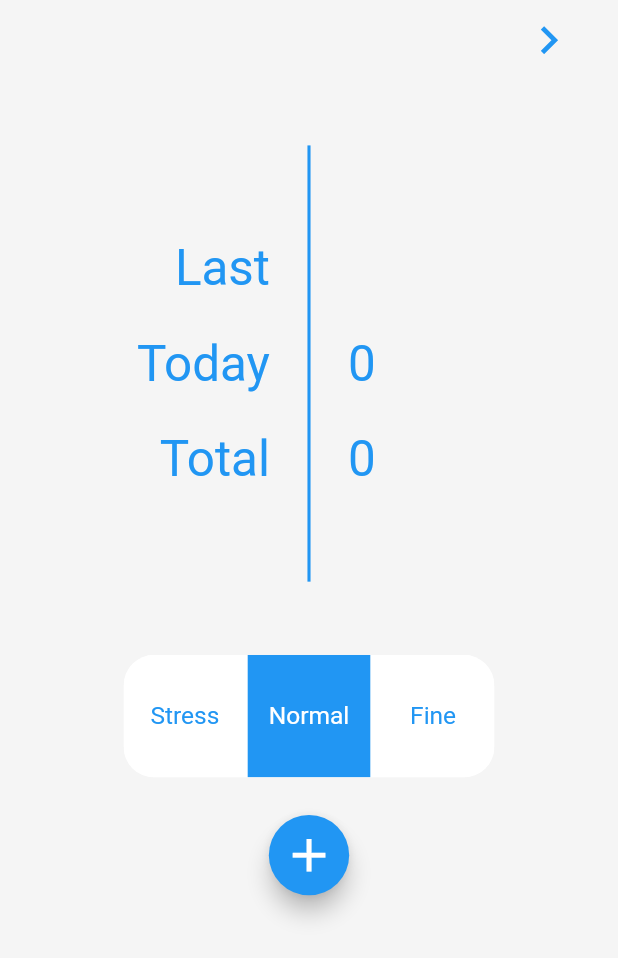
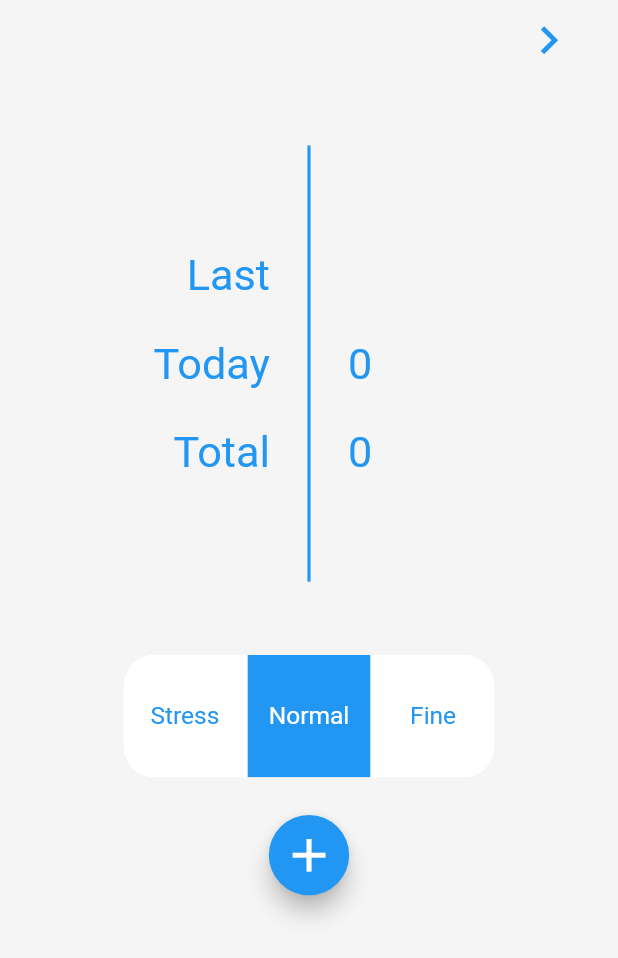
Before and after one commit to erdemsiyam/sigara_metre, a Flutter app: the screen it shows after launch, on a phone screen of 412 x 824 dp. Shown: the top 958 px of the screen. Run offline on Flutter 3.47's test engine with Material 2 defaults, Android fonts, the phone set to English and light mode, and no system bars; drawn by our look-alikes of google_mobile_ads, toggle_switch; our stand-ins replace device_preview, fl_chart, sqflite; missing offline and left inert: date_range_picker; accounts and stored records are empty; network calls fail.

Commit message:
Canlı öncesi düzenleme ve logo

```diff
--- a/lib/main.dart
+++ b/lib/main.dart
@@ -1,5 +1,4 @@
 import 'package:device_preview/device_preview.dart';
-import 'package:flutter/foundation.dart';
 import 'package:flutter/material.dart';
 import 'package:google_mobile_ads/google_mobile_ads.dart';
 import 'package:provider/provider.dart';
@@ -16,18 +15,17 @@ void main() {
 class MyApp extends StatelessWidget {
   @override
   Widget build(BuildContext context) {
-    return
-        // myMaterialApp(context);
-        DevicePreview(
-      enabled: true,
-      builder: (context) => myMaterialApp(context),
-    );
+    return myMaterialApp(context);
+    //     DevicePreview(
+    //   enabled: true,
+    //   builder: (context) => myMaterialApp(context),
+    // );
   }
 
   Widget myMaterialApp(BuildContext context) {
     return MaterialApp(
-      locale: DevicePreview.locale(context),
-      builder: DevicePreview.appBuilder,
+      // locale: DevicePreview.locale(context),
+      // builder: DevicePreview.appBuilder,
       debugShowCheckedModeBanner: false,
       theme: ThemeData(
         fontFamily: 'Ubuntu',
--- a/lib/pages/home/widget/last_texts_widget.dart
+++ b/lib/pages/home/widget/last_texts_widget.dart
@@ -89,7 +89,7 @@ class LastTextsWidget extends StatelessWidget {
       child: Text(
         text,
         style: context.theme.textTheme.headline5.copyWith(
-          fontSize: context.dynamicShortest(0.08),
+          fontSize: context.dynamicShortest(0.07),
           color: Colors.blue,
         ),
       ),
--- a/pubspec.yaml
+++ b/pubspec.yaml
@@ -39,7 +39,12 @@ dependencies:
 dev_dependencies:
   flutter_test:
     sdk: flutter
+  flutter_launcher_icons: ^0.9.0
 
+flutter_icons:
+  image_path: "asset/icons/lungs.png"
+  android: true
+  ios: true
 # For information on the generic Dart part of this file, see the
 # following page: https://dart.dev/tools/pub/pubspec
 
```
Also changed, not shown: asset/icons/lungs.png (added), pubspec.lock.
